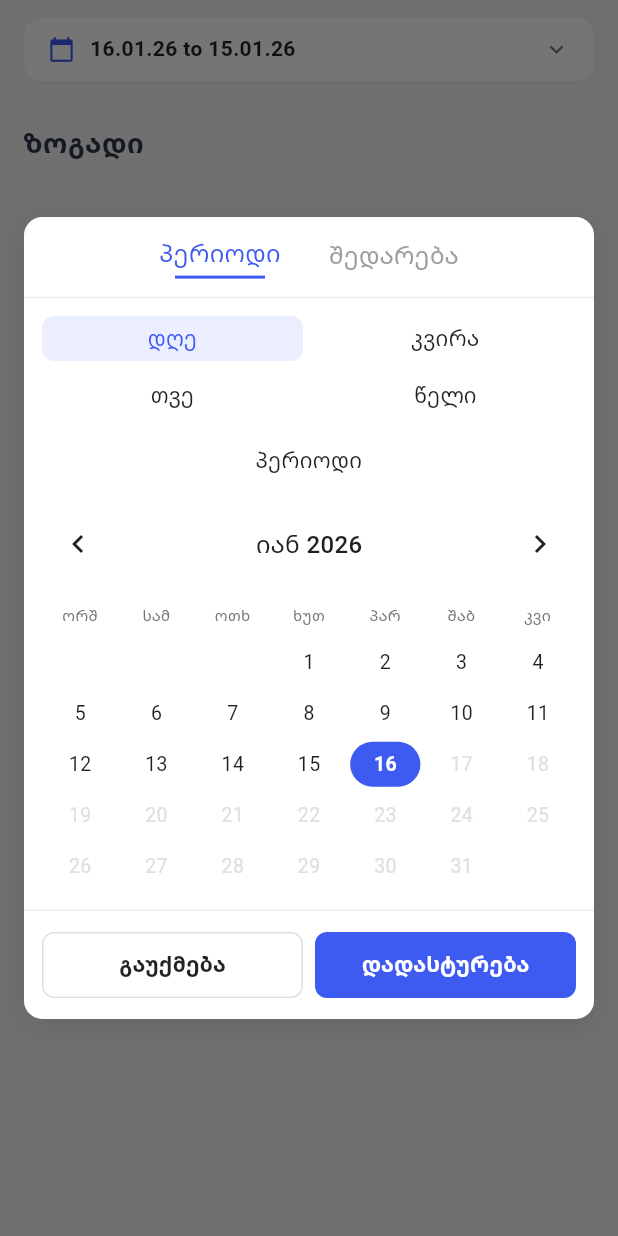
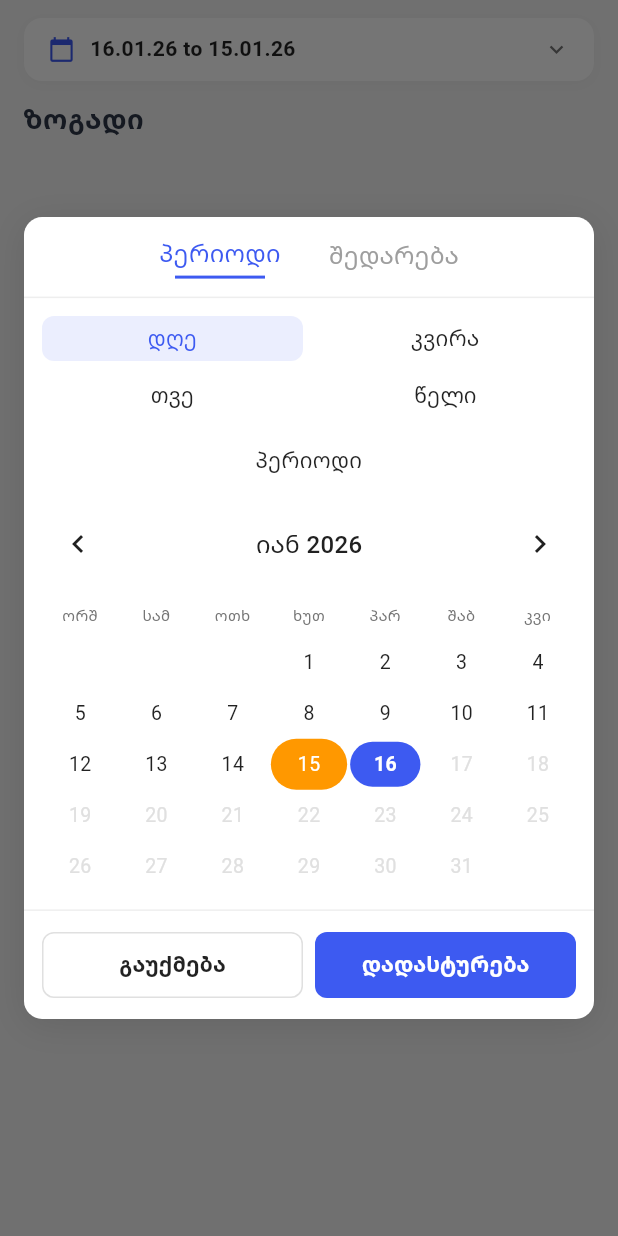
Before and after one commit to whosNikoloz/mobile_reporting_new, a Flutter app: the DashboardScreen screen opened directly, after a tap on an icon or button, on a phone screen of 412 x 824 dp. Run offline on Flutter 3.47's test engine with Material 3 defaults, Android fonts, the phone set to English and light mode, and no system bars; our stand-ins replace fl_chart, get_it, hive, hive_flutter, jiffy, shared_preferences; missing offline and left inert: encrypt, month_year_picker, ndialog; accounts and stored records are empty.

Commit message:
icon , name, design

```diff
--- a/lib/localization/l10n/intl_ka.arb
+++ b/lib/localization/l10n/intl_ka.arb
@@ -3,7 +3,7 @@
     "general": "ზოგადი",
     "payments": "გადახდები",
     "sales": "გაყიდვები",
-    "selfcost": "თვითღირებულება",
+    "selfcost": "თ/ღ",
     "profit": "მოგება",
     "avgCheck": "საშ. ჩეკი",
     "profitPercent": "მოგება %",
--- a/lib/screens/dashboard_screen.dart
+++ b/lib/screens/dashboard_screen.dart
@@ -125,7 +125,7 @@
             Padding(
               padding: const EdgeInsets.symmetric(
                 horizontal: 16,
-                vertical: 16,
+                vertical: 0,
               ),
               child: Column(
                 crossAxisAlignment: CrossAxisAlignment.start,
@@ -302,7 +302,8 @@
                           child: DashboardMetricCard.fromDecimal(
                             title: S.of(context).consignation,
                             icon: Icons.handshake_outlined,
-                            metric: _dashboardData!.current.payments.consignation,
+                            metric:
+                                _dashboardData!.current.payments.consignation,
                             currency: CurrencyHelper.getCurrencySymbol(),
                           ),
                         ),
--- a/lib/widgets/dashboard_metric_card.dart
+++ b/lib/widgets/dashboard_metric_card.dart
@@ -110,7 +110,7 @@
                 child: Text(
                   title,
                   style: TextStyle(
-                    fontSize: isLarge ? 20 : 13,
+                    fontSize: isLarge ? 17 : 13,
                     color: const Color(0xFF1E293B),
                     fontWeight: isLarge ? FontWeight.w700 : FontWeight.w600,
                   ),
--- a/lib/widgets/date_ranger_picker.dart
+++ b/lib/widgets/date_ranger_picker.dart
@@ -597,6 +597,12 @@
   Widget _buildYearSelector() {
     final now = DateTime.now();
 
+    // Calculate automatic comparison year (ORANGE) - previous year
+    int? autoCompareYear;
+    if (_selectedPeriodType == PeriodType.year) {
+      autoCompareYear = _selectedDate.year - 1;
+    }
+
     return GridView.builder(
       shrinkWrap: true,
       physics: const NeverScrollableScrollPhysics(),
@@ -611,6 +617,12 @@
         final year = _currentYear + index - 5;
         final isFuture = year > now.year;
 
+        // Check if this is the selected year (BLUE)
+        final isSelected = year == _selectedDate.year;
+
+        // Check if this is the auto-comparison year (ORANGE)
+        final isAutoCompare = autoCompareYear != null && year == autoCompareYear;
+
         return GestureDetector(
           onTap: isFuture ? null : () {
             setState(() {
@@ -624,9 +636,11 @@
           child: Container(
             alignment: Alignment.center,
             decoration: BoxDecoration(
-              color: year == _selectedDate.year
+              color: isSelected
                   ? AppTheme.primaryBlue.withOpacity(0.1)
-                  : Colors.transparent,
+                  : isAutoCompare
+                      ? Colors.orange.withOpacity(0.1)
+                      : Colors.transparent,
               borderRadius: BorderRadius.circular(8),
             ),
             child: Text(
@@ -635,9 +649,12 @@
                 fontSize: 15,
                 color: isFuture
                     ? Colors.grey.shade300
-                    : year == _selectedDate.year
+                    : isSelected
                         ? AppTheme.primaryBlue
-                        : Colors.black87,
+                        : isAutoCompare
+                            ? Colors.orange
+                            : Colors.black87,
+                fontWeight: isSelected || isAutoCompare ? FontWeight.w600 : FontWeight.normal,
               ),
             ),
           ),
@@ -664,6 +681,12 @@
 
     final now = DateTime.now();
 
+    // Calculate automatic comparison month (ORANGE) - previous month
+    DateTime? autoCompareMonth;
+    if (_selectedPeriodType == PeriodType.month) {
+      autoCompareMonth = DateTime(_selectedDate.year, _selectedDate.month - 1, 1);
+    }
+
     return GridView.builder(
       shrinkWrap: true,
       physics: const NeverScrollableScrollPhysics(),
@@ -679,6 +702,15 @@
         final isFuture = _currentYear > now.year ||
             (_currentYear == now.year && monthIndex > now.month);
 
+        // Check if this is the selected month (BLUE)
+        final isSelected = _selectedDate.year == _currentYear &&
+            _selectedDate.month == monthIndex;
+
+        // Check if this is the auto-comparison month (ORANGE)
+        final isAutoCompare = autoCompareMonth != null &&
+            _currentYear == autoCompareMonth.year &&
+            monthIndex == autoCompareMonth.month;
+
         return GestureDetector(
           onTap: isFuture ? null : () {
             setState(() {
@@ -692,10 +724,11 @@
           child: Container(
             alignment: Alignment.center,
             decoration: BoxDecoration(
-              color: _selectedDate.year == _currentYear &&
-                      _selectedDate.month == monthIndex
+              color: isSelected
                   ? AppTheme.primaryBlue.withOpacity(0.1)
-                  : Colors.transparent,
+                  : isAutoCompare
+                      ? Colors.orange.withOpacity(0.1)
+                      : Colors.transparent,
               borderRadius: BorderRadius.circular(8),
             ),
             child: Text(
@@ -704,10 +737,12 @@
                 fontSize: 15,
                 color: isFuture
                     ? Colors.grey.shade300
-                    : _selectedDate.year == _currentYear &&
-                            _selectedDate.month == monthIndex
+                    : isSelected
                         ? AppTheme.primaryBlue
-                        : Colors.black87,
+                        : isAutoCompare
+                            ? Colors.orange
+                            : Colors.black87,
+                fontWeight: isSelected || isAutoCompare ? FontWeight.w600 : FontWeight.normal,
               ),
             ),
           ),
@@ -768,6 +803,25 @@
 
     final totalCells = ((daysInMonth + firstWeekday) / 7).ceil() * 7;
 
+    // Calculate automatic comparison dates (ORANGE) based on current selection (BLUE)
+    DateTime? autoCompareStart;
+    DateTime? autoCompareEnd;
+
+    if (_selectedPeriodType == PeriodType.period && _rangeStart != null && _rangeEnd != null) {
+      // For period type, calculate comparison based on duration
+      final duration = _rangeEnd!.difference(_rangeStart!);
+      autoCompareEnd = _rangeStart!.subtract(const Duration(days: 1));
+      autoCompareStart = autoCompareEnd.subtract(duration);
+    } else if (_selectedPeriodType == PeriodType.day) {
+      // For day type, show previous day
+      autoCompareStart = _selectedDate.subtract(const Duration(days: 1));
+      autoCompareEnd = autoCompareStart;
+    } else if (_selectedPeriodType == PeriodType.week && _rangeStart != null && _rangeEnd != null) {
+      // For week type, show previous week
+      autoCompareStart = _rangeStart!.subtract(const Duration(days: 7));
+      autoCompareEnd = _rangeEnd!.subtract(const Duration(days: 7));
+    }
+
     return GridView.builder(
       shrinkWrap: true,
       physics: const NeverScrollableScrollPhysics(),
@@ -793,7 +847,7 @@
         final isSelected = _selectedPeriodType == PeriodType.day &&
             _isSameDay(date, _selectedDate);
 
-        // Week selection logic
+        // Week selection logic (BLUE)
         final isInWeekRange = _selectedPeriodType == PeriodType.week &&
             _rangeStart != null &&
             _rangeEnd != null &&
@@ -809,7 +863,7 @@
             _rangeEnd != null &&
             _isSameDay(date, _rangeEnd!);
 
-        // Period (custom range) selection logic
+        // Period (custom range) selection logic (BLUE)
         final isPeriodStart = _selectedPeriodType == PeriodType.period &&
             _rangeStart != null &&
             _isSameDay(date, _rangeStart!);
@@ -833,6 +887,15 @@
                 _rangeEnd == null &&
                 _isSameDay(date, _rangeStart!);
 
+        // ORANGE: Automatic comparison range (only show when period selection is complete)
+        final isInAutoCompareRange = autoCompareStart != null &&
+            autoCompareEnd != null &&
+            !date.isBefore(autoCompareStart) &&
+            !date.isAfter(autoCompareEnd);
+
+        final isAutoCompareStart = autoCompareStart != null && _isSameDay(date, autoCompareStart);
+        final isAutoCompareEnd = autoCompareEnd != null && _isSameDay(date, autoCompareEnd);
+
         Color? backgroundColor;
         Color textColor = Colors.black87;
         BorderRadius? borderRadius;
@@ -841,10 +904,12 @@
         if (isFuture) {
           textColor = Colors.grey.shade300;
         } else if (isSelected) {
+          // BLUE: Day selection
           backgroundColor = AppTheme.primaryBlue;
           textColor = Colors.white;
           borderRadius = BorderRadius.circular(20);
         } else if (isInWeekRange) {
+          // BLUE: Week selection
           backgroundColor = AppTheme.primaryBlue;
           textColor = Colors.white;
           if (isWeekStart && isWeekEnd) {
@@ -863,11 +928,12 @@
             borderRadius = BorderRadius.zero;
           }
         } else if (isPeriodFirstDateOnly) {
-          // First date selected in period mode - show with lighter blue
+          // BLUE: First date selected in period mode - show with lighter blue
           backgroundColor = AppTheme.primaryBlue.withOpacity(0.3);
           textColor = AppTheme.primaryBlue;
           borderRadius = BorderRadius.circular(20);
         } else if (isPeriodStart || isPeriodEnd || isInPeriodRange) {
+          // BLUE: Period selection
           backgroundColor = AppTheme.primaryBlue;
           textColor = Colors.white;
           if (isPeriodStart && isPeriodEnd) {
@@ -885,6 +951,25 @@
           } else {
             borderRadius = BorderRadius.zero;
           }
+        } else if (isInAutoCompareRange && !isFuture) {
+          // ORANGE: Automatic comparison range (read-only display)
+          backgroundColor = Colors.orange;
+          textColor = Colors.white;
+          if (isAutoCompareStart && isAutoCompareEnd) {
+            borderRadius = BorderRadius.circular(20);
+          } else if (isAutoCompareStart) {
+            borderRadius = const BorderRadius.only(
+              topLeft: Radius.circular(20),
+              bottomLeft: Radius.circular(20),
+            );
+          } else if (isAutoCompareEnd) {
+            borderRadius = const BorderRadius.only(
+              topRight: Radius.circular(20),
+              bottomRight: Radius.circular(20),
+            );
+          } else {
+            borderRadius = BorderRadius.zero;
+          }
         }
 
         // Show week numbers for week view
@@ -895,13 +980,15 @@
             !isPeriodEnd &&
             !isPeriodFirstDateOnly &&
             !isWeekStart &&
-            !isWeekEnd;
+            !isWeekEnd &&
+            !isInAutoCompareRange;
 
         // Make today rounded when it's not part of any selection
         if (isToday &&
             !isSelected &&
             !isInWeekRange &&
             !isInPeriodRange &&
+            !isInAutoCompareRange &&
             borderRadius == null) {
           borderRadius = BorderRadius.circular(20);
         }
@@ -916,7 +1003,8 @@
                     !isInWeekRange &&
                     !isInPeriodRange &&
                     !isPeriodStart &&
-                    !isPeriodEnd
+                    !isPeriodEnd &&
+                    !isInAutoCompareRange
                 ? Border.all(color: AppTheme.primaryBlue, width: 2)
                 : null,
           ),
```
Also changed, not shown: pubspec.yaml (+10 -3 lines), .claude/settings.local.json, assets/logoDashboard.png (added), assets/s.png (deleted), lib/localization/generated/intl/messages_ka.dart, 37 other files.
